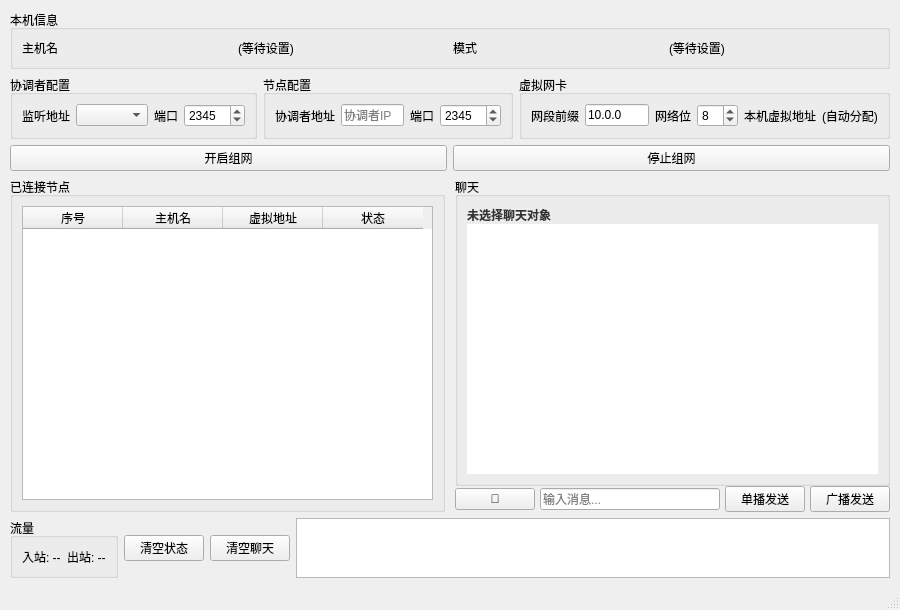
Above: 20260519/mainwindow.ui from ContraryNR/Mesh before the change. Below: the same form after it.
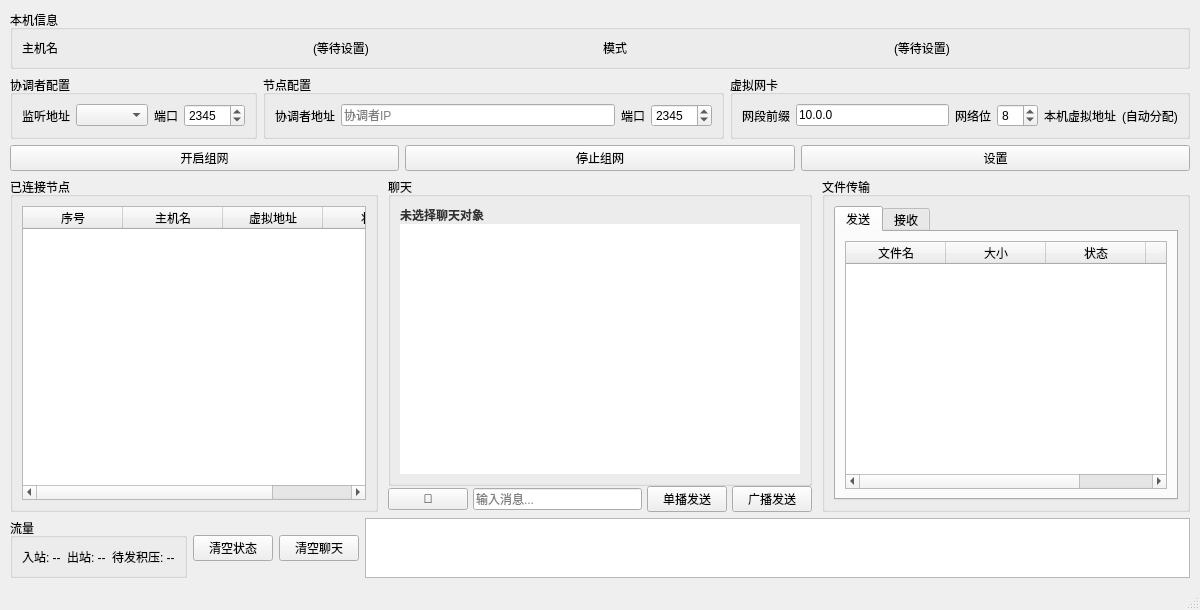
That is the form after the change.

The edit to the form file:
```diff
--- a/20260519/mainwindow.ui
+++ b/20260519/mainwindow.ui
@@ -6,7 +6,7 @@
    <rect>
     <x>0</x>
     <y>0</y>
-    <width>900</width>
+    <width>1200</width>
     <height>600</height>
    </rect>
   </property>
@@ -226,6 +226,13 @@
         </property>
        </widget>
       </item>
+      <item>
+       <widget class="QPushButton" name="btnSettings">
+        <property name="text">
+         <string>设置</string>
+        </property>
+       </widget>
+      </item>
      </layout>
     </item>
     <item>
@@ -243,7 +250,7 @@
           <widget class="QTableWidget" name="peerTable">
            <property name="minimumSize">
             <size>
-             <width>300</width>
+             <width>250</width>
              <height>0</height>
             </size>
            </property>
@@ -367,6 +374,109 @@
         </item>
        </layout>
       </item>
+      <item>
+       <widget class="QGroupBox" name="fileTransferGroup">
+        <property name="title">
+         <string>文件传输</string>
+        </property>
+        <layout class="QVBoxLayout" name="fileTransferLayout">
+         <item>
+          <widget class="QTabWidget" name="fileTransferTabWidget">
+           <property name="currentIndex">
+            <number>0</number>
+           </property>
+           <widget class="QWidget" name="sendTab">
+            <attribute name="title">
+             <string>发送</string>
+            </attribute>
+            <layout class="QVBoxLayout" name="sendTabLayout">
+             <item>
+              <widget class="QTableWidget" name="fileTransferTable">
+               <property name="minimumSize">
+                <size>
+                 <width>300</width>
+                 <height>0</height>
+                </size>
+               </property>
+               <property name="editTriggers">
+                <set>QAbstractItemView::EditTrigger::NoEditTriggers</set>
+               </property>
+               <property name="alternatingRowColors">
+                <bool>true</bool>
+               </property>
+               <property name="selectionBehavior">
+                <enum>QAbstractItemView::SelectionBehavior::SelectRows</enum>
+               </property>
+               <column>
+                <property name="text">
+                 <string>文件名</string>
+                </property>
+               </column>
+               <column>
+                <property name="text">
+                 <string>大小</string>
+                </property>
+               </column>
+               <column>
+                <property name="text">
+                 <string>状态</string>
+                </property>
+               </column>
+               <column>
+                <property name="text">
+                 <string>创建时间</string>
+                </property>
+               </column>
+              </widget>
+             </item>
+            </layout>
+           </widget>
+           <widget class="QWidget" name="receiveTab">
+            <attribute name="title">
+             <string>接收</string>
+            </attribute>
+            <layout class="QVBoxLayout" name="receiveTabLayout">
+             <item>
+              <widget class="QTableWidget" name="fileReceiveTable">
+               <property name="minimumSize">
+                <size>
+                 <width>300</width>
+                 <height>0</height>
+                </size>
+               </property>
+               <property name="editTriggers">
+                <set>QAbstractItemView::EditTrigger::NoEditTriggers</set>
+               </property>
+               <property name="alternatingRowColors">
+                <bool>true</bool>
+               </property>
+               <property name="selectionBehavior">
+                <enum>QAbstractItemView::SelectionBehavior::SelectRows</enum>
+               </property>
+               <column>
+                <property name="text">
+                 <string>文件名</string>
+                </property>
+               </column>
+               <column>
+                <property name="text">
+                 <string>来源</string>
+                </property>
+               </column>
+               <column>
+                <property name="text">
+                 <string>进度</string>
+                </property>
+               </column>
+              </widget>
+             </item>
+            </layout>
+           </widget>
+          </widget>
+         </item>
+        </layout>
+       </widget>
+      </item>
      </layout>
     </item>
     <item>
@@ -391,6 +501,13 @@
            </property>
           </widget>
          </item>
+         <item>
+          <widget class="QLabel" name="pendingStackSize">
+           <property name="text">
+            <string>待发积压: --</string>
+           </property>
+          </widget>
+         </item>
         </layout>
        </widget>
       </item>
```
Left out of the diff: 2 changed lines with no effect on the pictures.
